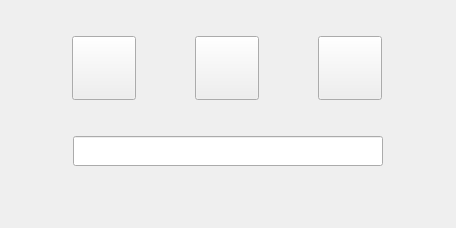
Qt form module/Ui_Lobby.ui (Holence/DongliTeahouseStudio2) before a commit.
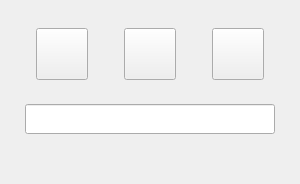
The same form after that commit. Custom widgets are drawn as their Qt base class.

Patch:
```diff
--- a/module/Ui_Lobby.ui
+++ b/module/Ui_Lobby.ui
@@ -6,8 +6,8 @@
    <rect>
     <x>0</x>
     <y>0</y>
-    <width>456</width>
-    <height>228</height>
+    <width>300</width>
+    <height>184</height>
    </rect>
   </property>
   <property name="windowTitle">
@@ -15,16 +15,16 @@
   </property>
   <layout class="QVBoxLayout" name="verticalLayout">
    <property name="spacing">
-    <number>36</number>
+    <number>24</number>
    </property>
    <property name="leftMargin">
-    <number>72</number>
+    <number>24</number>
    </property>
    <property name="topMargin">
-    <number>36</number>
+    <number>28</number>
    </property>
    <property name="rightMargin">
-    <number>72</number>
+    <number>24</number>
    </property>
    <property name="bottomMargin">
     <number>12</number>
@@ -32,7 +32,7 @@
    <item>
     <layout class="QGridLayout" name="gridLayout">
      <property name="horizontalSpacing">
-      <number>59</number>
+      <number>24</number>
      </property>
      <item row="0" column="2">
       <widget class="QPushButton" name="btn_library">
@@ -44,14 +44,14 @@
        </property>
        <property name="minimumSize">
         <size>
-         <width>64</width>
-         <height>64</height>
+         <width>52</width>
+         <height>52</height>
         </size>
        </property>
        <property name="maximumSize">
         <size>
-         <width>64</width>
-         <height>64</height>
+         <width>52</width>
+         <height>52</height>
         </size>
        </property>
        <property name="text">
@@ -59,8 +59,8 @@
        </property>
        <property name="iconSize">
         <size>
-         <width>64</width>
-         <height>64</height>
+         <width>52</width>
+         <height>52</height>
         </size>
        </property>
        <property name="flat">
@@ -78,14 +78,14 @@
        </property>
        <property name="minimumSize">
         <size>
-         <width>64</width>
-         <height>64</height>
+         <width>52</width>
+         <height>52</height>
         </size>
        </property>
        <property name="maximumSize">
         <size>
-         <width>64</width>
-         <height>64</height>
+         <width>52</width>
+         <height>52</height>
         </size>
        </property>
        <property name="text">
@@ -93,8 +93,8 @@
        </property>
        <property name="iconSize">
         <size>
-         <width>64</width>
-         <height>64</height>
+         <width>52</width>
+         <height>52</height>
         </size>
        </property>
        <property name="flat">
@@ -112,14 +112,14 @@
        </property>
        <property name="minimumSize">
         <size>
-         <width>64</width>
-         <height>64</height>
+         <width>52</width>
+         <height>52</height>
         </size>
        </property>
        <property name="maximumSize">
         <size>
-         <width>64</width>
-         <height>64</height>
+         <width>52</width>
+         <height>52</height>
         </size>
        </property>
        <property name="text">
@@ -127,8 +127,8 @@
        </property>
        <property name="iconSize">
         <size>
-         <width>64</width>
-         <height>64</height>
+         <width>52</width>
+         <height>52</height>
         </size>
        </property>
        <property name="flat">
@@ -143,23 +143,17 @@
      <item>
       <widget class="QLineEdit" name="lineEdit">
        <property name="sizePolicy">
-        <sizepolicy hsizetype="Fixed" vsizetype="Fixed">
+        <sizepolicy hsizetype="Maximum" vsizetype="Fixed">
          <horstretch>0</horstretch>
          <verstretch>0</verstretch>
         </sizepolicy>
        </property>
        <property name="minimumSize">
         <size>
-         <width>310</width>
+         <width>250</width>
          <height>30</height>
         </size>
        </property>
-       <property name="maximumSize">
-        <size>
-         <width>310</width>
-         <height>16777215</height>
-        </size>
-       </property>
       </widget>
      </item>
     </layout>
```
